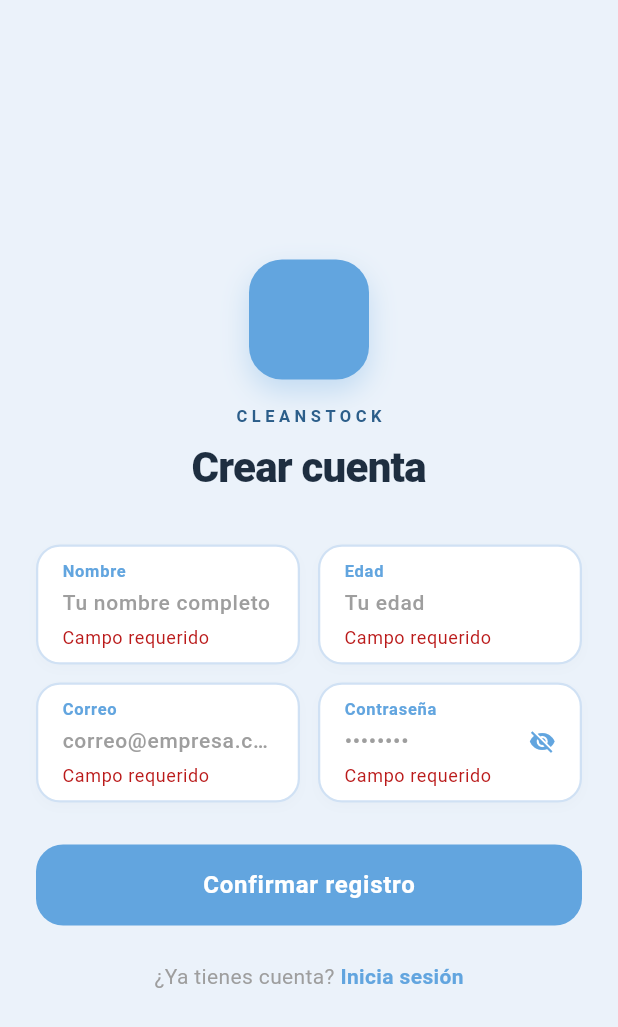
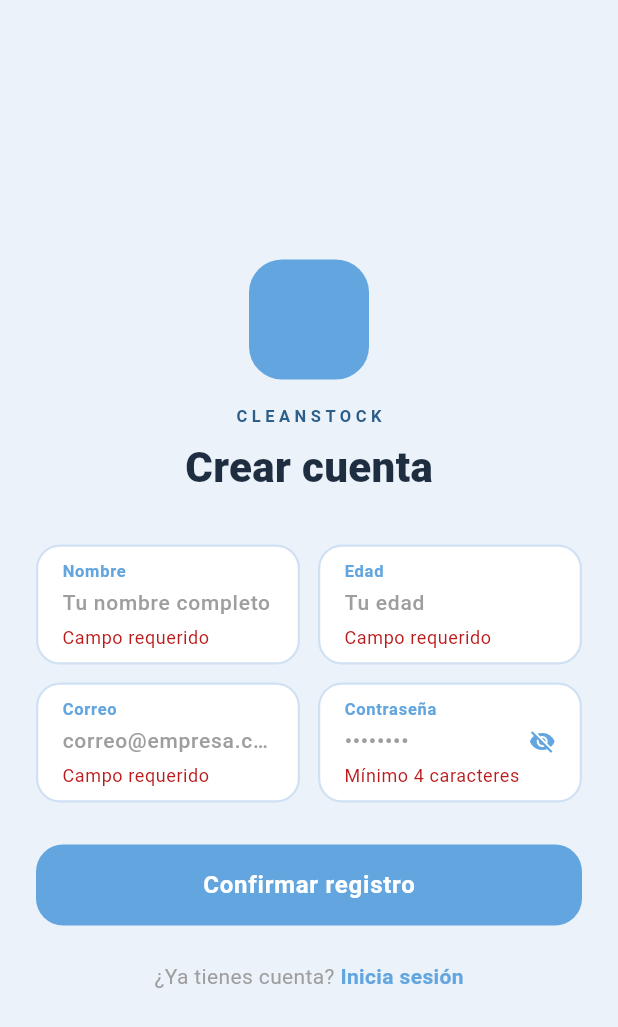
Before and after one commit to ricardoruizus/CleanStock, a Flutter app: the RegistroPantalla screen opened directly, after a tap on "Confirmar registro", on a phone screen of 412 x 824 dp. Shown: the top 1027 px of the screen. Run offline on Flutter 3.47's test engine with Material 3 defaults, Android fonts, the phone set to English and light mode, and no system bars; our stand-ins replace shared_preferences, supabase_flutter; accounts and stored records are empty.

Commit message:
ya se debe iniciar y registrar a los usuarios

```diff
--- a/lib/presentacion/pantallas/configuracion/registro.dart
+++ b/lib/presentacion/pantallas/configuracion/registro.dart
@@ -1,4 +1,6 @@
 import 'package:flutter/material.dart';
+import 'package:flutter/services.dart';
+import 'package:supabase_flutter/supabase_flutter.dart';
 
 class RegistroPantalla extends StatefulWidget {
   const RegistroPantalla({super.key});
@@ -14,6 +16,7 @@ class _RegistroPantallaState extends State<RegistroPantalla> {
   final _correoController = TextEditingController();
   final _passwordController = TextEditingController();
   bool _isPasswordVisible = false;
+  bool _isLoading = false;
 
   @override
   void dispose() {
@@ -24,23 +27,108 @@ class _RegistroPantallaState extends State<RegistroPantalla> {
     super.dispose();
   }
 
-  void _submitForm() {
-    if (_formKey.currentState!.validate()) {
+  Future<void> _submitForm() async {
+    if (!_formKey.currentState!.validate()) return;
+
+    setState(() {
+      _isLoading = true;
+    });
+
+    try {
+      String generadoIdEmpleado = 'EMP${DateTime.now().millisecondsSinceEpoch.toString().substring(8)}';
+
+      await Supabase.instance.client.from('usuarios').insert({
+        'id_empleado': generadoIdEmpleado,
+        'nombre_completo': _nombreController.text.trim(),
+        'edad': int.tryParse(_edadController.text.trim()),
+        'correo': _correoController.text.trim(),
+        'contrasena_hash': _passwordController.text.trim(),
+        'rol': 'empleado',
+        'modo_diseno': 'light'
+      });
+
+      if (mounted) {
+        showDialog(
+          context: context,
+          barrierDismissible: false,
+          builder: (context) => AlertDialog(
+            title: const Text('Registro Exitoso'),
+            content: Column(
+              mainAxisSize: MainAxisSize.min,
+              children: [
+                const Text('Tu cuenta ha sido creada con éxito.\n\nTu ID de Empleado es:'),
+                const SizedBox(height: 12),
+                Container(
+                  padding: const EdgeInsets.symmetric(horizontal: 16, vertical: 10),
+                  decoration: BoxDecoration(
+                    color: const Color(0xFFEBF2FA),
+                    borderRadius: BorderRadius.circular(12),
+                    border: Border.all(color: const Color(0xFFD0E1F4)),
+                  ),
+                  child: Row(
+                    mainAxisAlignment: MainAxisAlignment.spaceBetween,
+                    children: [
+                      Text(
+                        generadoIdEmpleado,
+                        style: const TextStyle(fontSize: 18, fontWeight: FontWeight.bold, color: Color(0xFF1E2E40), letterSpacing: 1),
+                      ),
+                      IconButton(
+                        icon: const Icon(Icons.copy, color: Color(0xFF62A5DF)),
+                        tooltip: 'Copiar ID',
+                        onPressed: () {
+                          Clipboard.setData(ClipboardData(text: generadoIdEmpleado));
+                          ScaffoldMessenger.of(context).showSnackBar(
+                            const SnackBar(
+                              content: Text('ID copiado al portapapeles'),
+                              duration: Duration(seconds: 2),
+                              behavior: SnackBarBehavior.floating,
+                            ),
+                          );
+                        },
+                      ),
+                    ],
+                  ),
+                ),
+                const SizedBox(height: 12),
+                const Text('Úsalo para iniciar sesión.'),
+              ],
+            ),
+            actions: [
+              TextButton(
+                onPressed: () {
+                  Navigator.pop(context);
+                  Navigator.pop(context);
+                },
+                child: const Text('Entendido', style: TextStyle(fontWeight: FontWeight.bold)),
+              )
+            ],
+          ),
+        );
+      }
+    } catch (error) {
+      if (mounted) {
         ScaffoldMessenger.of(context).showSnackBar(
           SnackBar(
-          content: Text('Cuenta creada para: ${_nombreController.text}'),
-          backgroundColor: const Color(0xFF62A5DF),
+            content: Text('Error al registrar: $error'),
+            backgroundColor: Colors.redAccent,
             behavior: SnackBarBehavior.floating,
             shape: RoundedRectangleBorder(borderRadius: BorderRadius.circular(12)),
           ),
         );
+      }
+    } finally {
+      if (mounted) {
+        setState(() {
+          _isLoading = false;
+        });
+      }
     }
   }
 
   @override
   Widget build(BuildContext context) {
     return Scaffold(
-      backgroundColor: const Color(0xFFEBF2FA), // Fondo azul pastel de Cleanstock
+      backgroundColor: const Color(0xFFEBF2FA),
       body: SafeArea(
         child: Center(
           child: SingleChildScrollView(
@@ -54,50 +142,19 @@ class _RegistroPantallaState extends State<RegistroPantalla> {
                   crossAxisAlignment: CrossAxisAlignment.center,
                   children: [
                     const SizedBox(height: 10),
-
-                    // Logo de la marca (Squircle azul)
                     Container(
                       width: 80,
                       height: 80,
                       decoration: BoxDecoration(
                         color: const Color(0xFF62A5DF),
                         borderRadius: BorderRadius.circular(22),
-                        boxShadow: [
-                          BoxShadow(
-                            color: const Color(0xFF62A5DF).withOpacity(0.3),
-                            blurRadius: 16,
-                            offset: const Offset(0, 8),
-                          ),
-                        ],
                       ),
                     ),
                     const SizedBox(height: 16),
-
-                    // Identificador de la marca
-                    const Text(
-                      'CLEANSTOCK',
-                      style: TextStyle(
-                        fontSize: 11,
-                        fontWeight: FontWeight.bold,
-                        color: Color(0xFF2C5E8A),
-                        letterSpacing: 3.0,
-                      ),
-                    ),
+                    const Text('CLEANSTOCK', style: TextStyle(fontSize: 11, fontWeight: FontWeight.bold, color: Color(0xFF2C5E8A), letterSpacing: 3.0)),
                     const SizedBox(height: 6),
-
-                    // Título de la pantalla
-                    const Text(
-                      'Crear cuenta',
-                      style: TextStyle(
-                        fontSize: 28,
-                        fontWeight: FontWeight.w800,
-                        color: Color(0xFF1E2E40),
-                        letterSpacing: -0.5,
-                      ),
-                    ),
+                    const Text('Crear cuenta', style: TextStyle(fontSize: 28, fontWeight: FontWeight.w800, color: Color(0xFF1E2E40))),
                     const SizedBox(height: 32),
-
-                    // Fila 1: Nombre y Edad (Distribuidos lado a lado)
                     Row(
                       crossAxisAlignment: CrossAxisAlignment.start,
                       children: [
@@ -106,12 +163,7 @@ class _RegistroPantallaState extends State<RegistroPantalla> {
                             label: 'Nombre',
                             hintText: 'Tu nombre completo',
                             controller: _nombreController,
-                            validator: (value) {
-                              if (value == null || value.trim().isEmpty) {
-                                  return 'Campo requerido';
-                              }
-                              return null;
-                            },
+                            validator: (value) => (value == null || value.trim().isEmpty) ? 'Campo requerido' : null,
                           ),
                         ),
                         const SizedBox(width: 12),
@@ -122,13 +174,8 @@ class _RegistroPantallaState extends State<RegistroPantalla> {
                             controller: _edadController,
                             keyboardType: TextInputType.number,
                             validator: (value) {
-                              if (value == null || value.trim().isEmpty) {
-                                return 'Campo requerido';
-                              }
-                              final edad = int.tryParse(value);
-                              if (edad == null) {
-                                return 'Edad inválida';
-                              }
+                              if (value == null || value.trim().isEmpty) return 'Campo requerido';
+                              if (int.tryParse(value) == null) return 'Edad inválida';
                               return null;
                             },
                           ),
@@ -136,8 +183,6 @@ class _RegistroPantallaState extends State<RegistroPantalla> {
                       ],
                     ),
                     const SizedBox(height: 12),
-
-                    // Fila 2: Correo y Contraseña (Distribuidos lado a lado)
                     Row(
                       crossAxisAlignment: CrossAxisAlignment.start,
                       children: [
@@ -148,12 +193,8 @@ class _RegistroPantallaState extends State<RegistroPantalla> {
                             controller: _correoController,
                             keyboardType: TextInputType.emailAddress,
                             validator: (value) {
-                              if (value == null || value.trim().isEmpty) {
-                                return 'Campo requerido';
-                              }
-                              if (!RegExp(r'^[^@]+@[^@]+\.[^@]+').hasMatch(value)) {
-                                return 'Correo inválido';
-                              }
+                              if (value == null || value.trim().isEmpty) return 'Campo requerido';
+                              if (!RegExp(r'^[^@]+@[^@]+\.[^@]+').hasMatch(value)) return 'Correo inválido';
                               return null;
                             },
                           ),
@@ -166,77 +207,39 @@ class _RegistroPantallaState extends State<RegistroPantalla> {
                             controller: _passwordController,
                             obscureText: !_isPasswordVisible,
                             suffixIcon: GestureDetector(
-                              onTap: () {
-                                setState(() {
-                                  _isPasswordVisible = !_isPasswordVisible;
-                                });
-                              },
-                              child: Icon(
-                                _isPasswordVisible ? Icons.visibility : Icons.visibility_off,
-                                color: const Color(0xFF62A5DF),
-                                size: 18,
+                              onTap: () => setState(() => _isPasswordVisible = !_isPasswordVisible),
+                              child: Icon(_isPasswordVisible ? Icons.visibility : Icons.visibility_off, color: const Color(0xFF62A5DF), size: 18),
                             ),
-                            ),
-                            validator: (value) {
-                              if (value == null || value.isEmpty) {
-                                return 'Campo requerido';
-                              }
-                              if (value.length < 6) {
-                                return 'Mínimo 6 caracteres';
-                              }
-                              return null;
-                            },
+                            validator: (value) => (value == null || value.isEmpty || value.length < 4) ? 'Mínimo 4 caracteres' : null,
                           ),
                         ),
                       ],
                     ),
                     const SizedBox(height: 28),
-
-                    // Botón Confirmar registro
                     SizedBox(
                       width: double.infinity,
                       height: 54,
                       child: ElevatedButton(
-                        onPressed: _submitForm,
+                        onPressed: _isLoading ? null : _submitForm,
                         style: ElevatedButton.styleFrom(
                           backgroundColor: const Color(0xFF62A5DF),
                           foregroundColor: Colors.white,
                           elevation: 0,
-                          shape: RoundedRectangleBorder(
-                            borderRadius: BorderRadius.circular(18),
+                          shape: RoundedRectangleBorder(borderRadius: BorderRadius.circular(18)),
                         ),
-                        ),
-                        child: const Text(
-                          'Confirmar registro',
-                          style: TextStyle(
-                            fontSize: 16,
-                            fontWeight: FontWeight.bold,
-                            letterSpacing: 0.5,
-                          ),
-                        ),
+                        child: _isLoading
+                            ? const SizedBox(width: 24, height: 24, child: CircularProgressIndicator(color: Colors.white, strokeWidth: 2.5))
+                            : const Text('Confirmar registro', style: TextStyle(fontSize: 16, fontWeight: FontWeight.bold, letterSpacing: 0.5)),
                       ),
                     ),
                     const SizedBox(height: 24),
-
                     Row(
                       mainAxisAlignment: MainAxisAlignment.center,
                       children: [
-                        const Text(
-                          '¿Ya tienes cuenta? ',
-                          style: TextStyle(color: Colors.grey, fontSize: 14),
-                        ),
+                        const Text('¿Ya tienes cuenta? ', style: TextStyle(color: Colors.grey, fontSize: 14)),
                         GestureDetector(
-                          onTap: () {
-                            Navigator.pop(context);
-                          },
-                          child: const Text(
-                            'Inicia sesión',
-                            style: TextStyle(
-                              color: Color(0xFF62A5DF),
-                              fontWeight: FontWeight.bold,
-                              fontSize: 14,
-                            ),
-                          ),
+                          onTap: () => Navigator.pop(context),
+                          child: const Text('Inicia sesión', style: TextStyle(color: Color(0xFF62A5DF), fontWeight: FontWeight.bold, fontSize: 14)),
                         ),
                       ],
                     ),
@@ -250,7 +253,6 @@ class _RegistroPantallaState extends State<RegistroPantalla> {
     );
   }
 
-  // MÉTODO REUTILIZABLE REPARADO SIN EL ERROR DE ESCRITURA
   Widget _buildCustomInputField({
     required String label,
     required String hintText,
@@ -265,60 +267,27 @@ class _RegistroPantallaState extends State<RegistroPantalla> {
       decoration: BoxDecoration(
         color: Colors.white,
         borderRadius: BorderRadius.circular(16),
-        border: Border.all(
-          color: const Color(0xFFD0E1F4),
-          width: 1.5,
-        ),
-        boxShadow: [
-          BoxShadow(
-            color: const Color(0xFF1E2E40).withOpacity(0.02),
-            blurRadius: 6,
-            offset: const Offset(0, 3),
-          ),
-        ],
+        border: Border.all(color: const Color(0xFFD0E1F4), width: 1.5),
       ),
       child: Column(
         crossAxisAlignment: CrossAxisAlignment.start,
         mainAxisSize: MainAxisSize.min,
         children: [
-          Text(
-            label,
-            style: const TextStyle(
-              color: Color(0xFF62A5DF),
-              fontSize: 11,
-              fontWeight: FontWeight.bold,
-              letterSpacing: 0.5,
-            ),
-          ),
+          Text(label, style: const TextStyle(color: Color(0xFF62A5DF), fontSize: 11, fontWeight: FontWeight.bold, letterSpacing: 0.5)),
           const SizedBox(height: 2),
           TextFormField(
             controller: controller,
             obscureText: obscureText,
             keyboardType: keyboardType,
-            style: const TextStyle(
-              fontSize: 15,
-              color: Color(0xFF1E2E40),
-              fontWeight: FontWeight.w500,
-            ),
+            style: const TextStyle(fontSize: 15, color: Color(0xFF1E2E40), fontWeight: FontWeight.w500),
             decoration: InputDecoration(
               isDense: true,
               contentPadding: EdgeInsets.zero,
               border: InputBorder.none,
               hintText: hintText,
-              hintStyle: const TextStyle(
-                color: Colors.grey,
-                fontSize: 14,
-              ),
-              suffixIcon: suffixIcon != null
-                  ? Padding(
-                      padding: const EdgeInsets.only(left: 8.0),
-                      child: suffixIcon,
-                    )
-                  : null,
-              suffixIconConstraints: const BoxConstraints(
-                minHeight: 18,
-                minWidth: 18,
-              ),
+              hintStyle: const TextStyle(color: Colors.grey, fontSize: 14),
+              suffixIcon: suffixIcon,
+              suffixIconConstraints: const BoxConstraints(minHeight: 18, minWidth: 18),
             ),
             validator: validator,
           ),
```
Also changed, not shown: lib/main.dart (+20 -5 lines), lib/presentacion/pantallas/configuracion/inicio_sesion.dart (+60 -33 lines), lib/presentacion/pantallas/ventas/ventas.dart (+115 -100 lines), pubspec.yaml (+2 -69 lines), pubspec.lock, 9 other files. Lines whose indentation alone changed are shown as unchanged.
